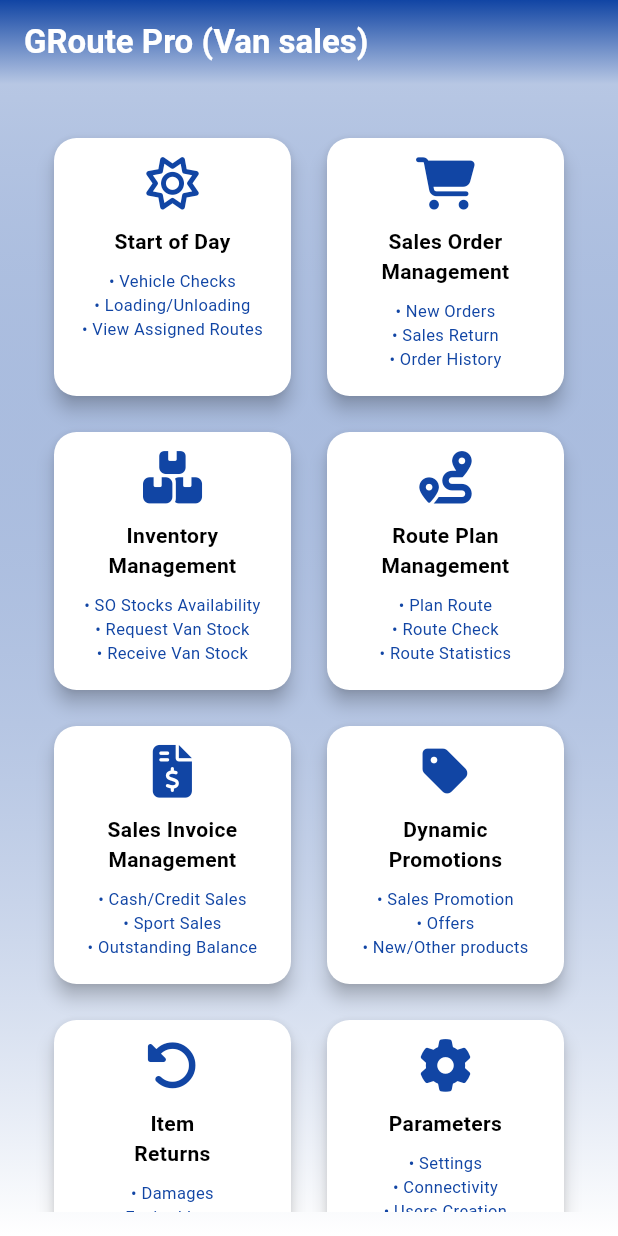
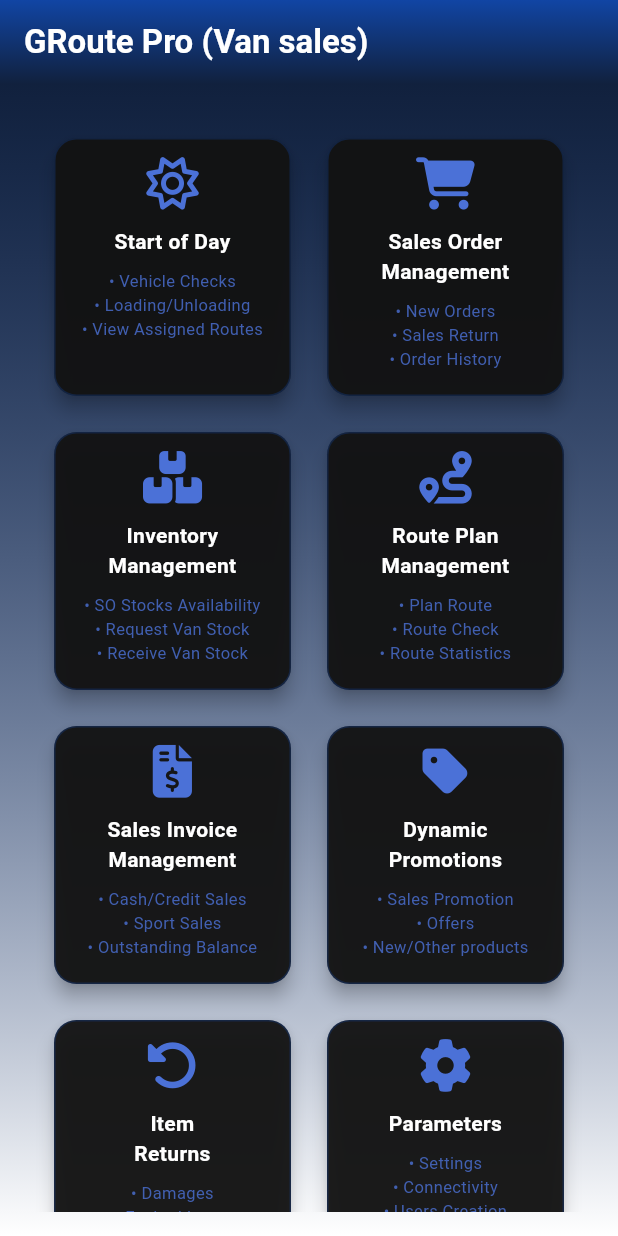
Before and after one commit to faysalzaman/Groute_Nartec, a Flutter app: the HomeScreen screen opened directly, on a phone screen of 412 x 824 dp. Run offline on Flutter 3.47's test engine with Material 3 defaults, Android fonts, the phone set to English and light mode, and no system bars; our stand-ins replace connectivity_plus, flex_color_scheme, flutter_bloc, flutter_spinkit, font_awesome_flutter, google_fonts and 3 more; missing offline and left inert: nfc_manager; accounts and stored records are empty.

Commit message:
updated home screen for dark theme, it was not lo0king good in dark

```diff
--- a/lib/main.dart
+++ b/lib/main.dart
@@ -24,7 +24,7 @@ class MyApp extends StatelessWidget {
         debugShowCheckedModeBanner: false,
         theme: AppTheme.light,
         darkTheme: AppTheme.dark,
-        themeMode: ThemeMode.system,
+        themeMode: ThemeMode.dark,
         home: SplashScreen(),
       ),
     );
--- a/lib/view/screens/dashboard/home_screen.dart
+++ b/lib/view/screens/dashboard/home_screen.dart
@@ -1,7 +1,6 @@
 import 'package:flutter/material.dart';
 import 'package:font_awesome_flutter/font_awesome_flutter.dart';
 import 'package:groute_nartec/core/constants/app_colors.dart';
-import 'package:groute_nartec/view/widgets/custom_scaffold.dart';
 import 'package:groute_nartec/core/utils/app_navigator.dart';
 import 'package:groute_nartec/view/screens/dashboard/about/about_screen.dart';
 import 'package:groute_nartec/view/screens/dashboard/inventory/inventory_management_screen.dart';
@@ -12,6 +11,7 @@ import 'package:groute_nartec/view/screens/dashboard/route_plane/route_plan_scre
 import 'package:groute_nartec/view/screens/dashboard/sales_invoice/sales_invoice_screen.dart';
 import 'package:groute_nartec/view/screens/dashboard/sales_order/sales_order_management_screen.dart';
 import 'package:groute_nartec/view/screens/dashboard/start_day/start_of_day_screen.dart';
+import 'package:groute_nartec/view/widgets/custom_scaffold.dart';
 
 class HomeScreen extends StatefulWidget {
   const HomeScreen({super.key});
@@ -75,6 +75,7 @@ class _HomeScreenState extends State<HomeScreen> {
   Widget build(BuildContext context) {
     // Get device screen size
     final Size screenSize = MediaQuery.of(context).size;
+    final isDarkTheme = Theme.of(context).brightness == Brightness.dark;
 
     return CustomScaffold(
       title: "GRoute Pro (Van sales)",
@@ -113,9 +114,23 @@ class _HomeScreenState extends State<HomeScreen> {
                       // Keep your existing card building code
                       return Card(
                         elevation: 5,
-                        color: AppColors.white,
+                        color:
+                            isDarkTheme
+                                ? AppColors.darkBackground.withValues(
+                                  alpha: 0.95,
+                                )
+                                : AppColors.white,
                         shape: RoundedRectangleBorder(
                           borderRadius: BorderRadius.circular(15),
+                          side:
+                              isDarkTheme
+                                  ? BorderSide(
+                                    color: AppColors.primaryBlue.withValues(
+                                      alpha: 0.3,
+                                    ),
+                                    width: 1,
+                                  )
+                                  : BorderSide.none,
                         ),
                         child: InkWell(
                           onTap: () {
@@ -166,15 +181,22 @@ class _HomeScreenState extends State<HomeScreen> {
                                 FaIcon(
                                   menuItems[index]['icon'],
                                   size: 35,
-                                  color: AppColors.primaryBlue,
+                                  color:
+                                      isDarkTheme
+                                          ? AppColors.primaryLight
+                                          : AppColors.primaryBlue,
                                 ),
                                 const SizedBox(height: 12),
                                 Text(
                                   menuItems[index]['title'],
                                   textAlign: TextAlign.center,
-                                  style: const TextStyle(
+                                  style: TextStyle(
                                     fontSize: 14,
                                     fontWeight: FontWeight.bold,
+                                    color:
+                                        isDarkTheme
+                                            ? AppColors.white
+                                            : AppColors.textDark,
                                   ),
                                 ),
                                 const SizedBox(height: 8),
@@ -185,9 +207,13 @@ class _HomeScreenState extends State<HomeScreen> {
                                         .map((line) => '• $line')
                                         .join('\n'),
                                     textAlign: TextAlign.center,
-                                    style: const TextStyle(
+                                    style: TextStyle(
                                       fontSize: 11,
-                                      color: AppColors.primaryBlue,
+                                      color:
+                                          isDarkTheme
+                                              ? AppColors.primaryLight
+                                                  .withValues(alpha: 0.8)
+                                              : AppColors.primaryBlue,
                                     ),
                                     maxLines: 3,
                                     overflow: TextOverflow.ellipsis,
--- a/lib/view/widgets/custom_scaffold.dart
+++ b/lib/view/widgets/custom_scaffold.dart
@@ -51,6 +51,7 @@ class CustomScaffold extends StatelessWidget {
                 scrolledUnderElevation: 0,
               ),
       body: Container(
+        height: double.infinity,
         padding: const EdgeInsets.all(16),
 
         decoration: BoxDecoration(
```
